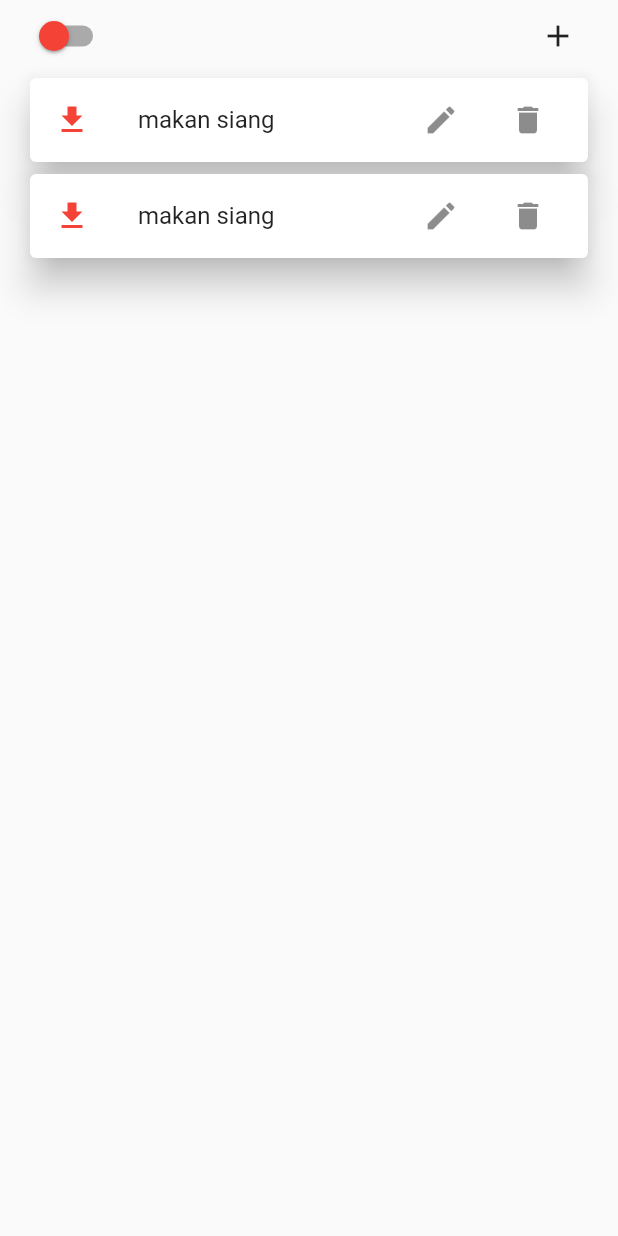
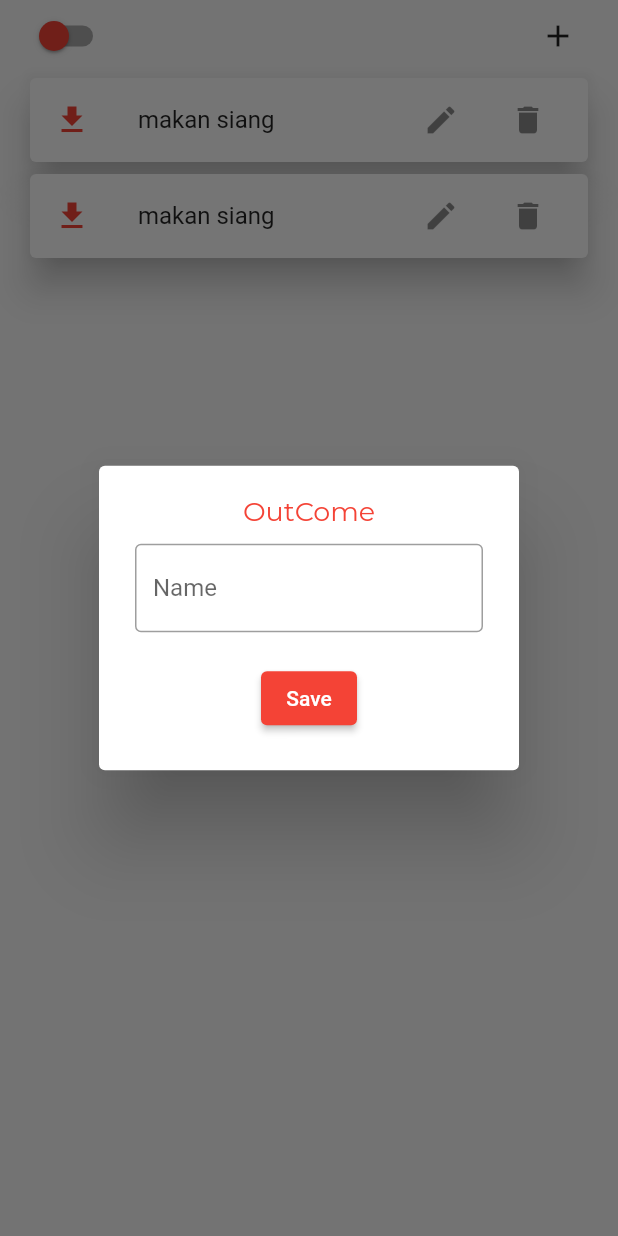
Before and after one commit to ridwan-bvk/catatankeuangan-flutter, a Flutter app: the CategoryPage widget shown alone on an empty page, opened directly, after a tap on the "add" icon, on a phone screen of 412 x 824 dp. Run offline on Flutter 3.47's test engine with Material 2 defaults, Android fonts, the phone set to English and light mode, and no system bars; our stand-ins replace google_fonts; missing offline and left inert: calendar_appbar.

```diff
--- a/lib/page/category_page.dart
+++ b/lib/page/category_page.dart
@@ -2,6 +2,7 @@ import 'package:flutter/cupertino.dart';
 import 'package:flutter/material.dart';
 import 'package:flutter/src/widgets/container.dart';
 import 'package:flutter/src/widgets/framework.dart';
+import 'package:google_fonts/google_fonts.dart';
 
 class CategoryPage extends StatefulWidget {
   const CategoryPage({super.key});
@@ -17,11 +18,29 @@ class _CategoryPageState extends State<CategoryPage> {
         context: context,
         builder: (BuildContext context) {
           return AlertDialog(
-            content: Center(
-                child: Column(
-              children: [Text("data")],
-              //sampai sini
-            )),
+            content: SingleChildScrollView(
+              child: Center(
+                  child: Column(
+                children: [
+                  Text((isExpense) ? "Income" : "OutCome",
+                      style: GoogleFonts.montserrat(
+                          fontSize: 18,
+                          color: (isExpense) ? Colors.green : Colors.red)),
+                  SizedBox(
+                    height: 10,
+                  ),
+                  TextFormField(
+                    decoration: InputDecoration(
+                        border: OutlineInputBorder(), hintText: "Name"),
+                  ),
+                  SizedBox(
+                    height: 20,
+                  ),
+                  ElevatedButton(onPressed: () {}, child: Text('Save'))
+                ],
+                //sampai sini
+              )),
+            ),
           );
         });
   }
@@ -53,7 +72,11 @@ class _CategoryPageState extends State<CategoryPage> {
                     )
                   ],
                 ),
-                IconButton(onPressed: () {}, icon: Icon(Icons.add))
+                IconButton(
+                    onPressed: () {
+                      OpenDialog();
+                    },
+                    icon: Icon(Icons.add))
               ],
             ),
           ),
```
Also changed, not shown: lib/page/main_page.dart (+9 -1 lines), lib/page/transaction_page.dart (added, +65 -0 lines).
